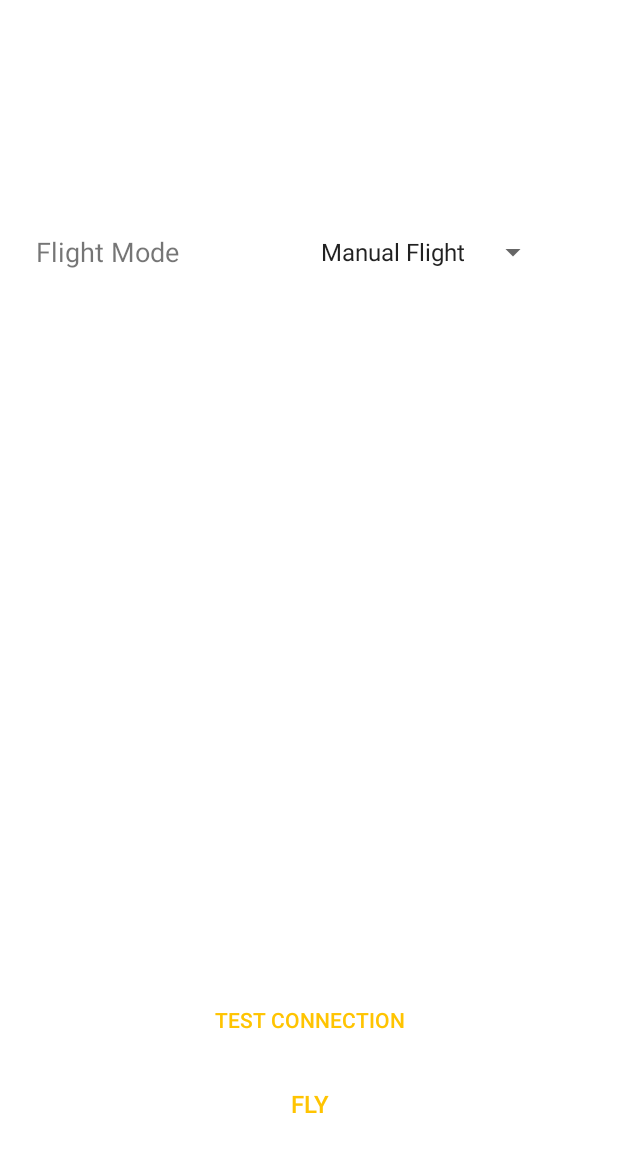
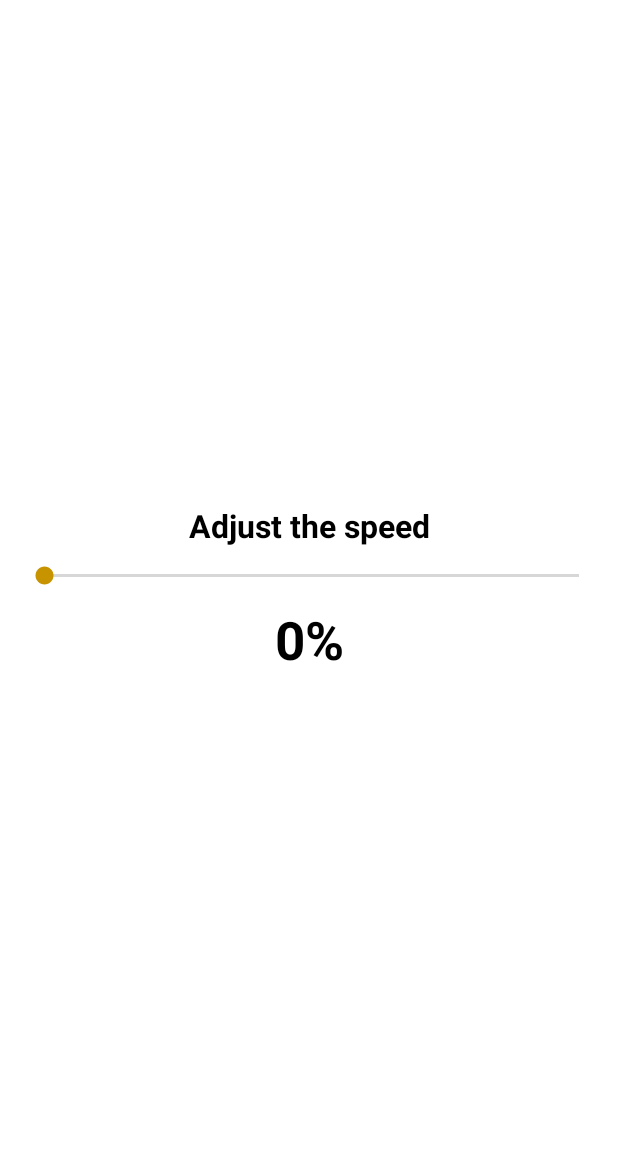
Before and after one commit to NtiyisoN/OpenDrone-FlightController, an Android app: the screen it shows after launch (MainActivity), in the side drawer, after a tap on "Fly", on a phone screen of 412 x 824 dp, the part 84-1236 px from its top. Run offline under Robolectric (Android 15) with nearby library versions, the phone set to English and light mode, and no system bars; our stand-ins replace Firebase (no records; nobody signed in at launch, a user with empty details on screens opened directly).

Commit message:
Implemented cool things to show on TdoT HTL Perg

```diff
--- a/OpenDrone-app/build.gradle
+++ b/OpenDrone-app/build.gradle
@@ -8,7 +8,7 @@ buildscript {
     }
     dependencies {
         classpath 'com.android.tools.build:gradle:3.2.0'
-
+        classpath 'com.google.gms:google-services:4.0.1'
 
         // NOTE: Do not place your application dependencies here; they belong
         // in the individual module build.gradle files
--- a/OpenDrone-app/mobile/build.gradle
+++ b/OpenDrone-app/mobile/build.gradle
@@ -5,6 +5,7 @@
  */
 
 apply plugin: 'com.android.application'
+apply plugin: 'com.google.gms.google-services'
 
 android {
     compileSdkVersion 28
@@ -43,4 +44,5 @@ dependencies {
     implementation 'com.squareup.picasso:picasso:2.71828'
     implementation 'org.osmdroid:osmdroid-android:6.0.2'
     implementation 'com.google.android.gms:play-services-location:16.0.0'
+    implementation 'com.google.firebase:firebase-database:16.0.4'
 }
--- a/OpenDrone-app/mobile/src/main/java/at/opendrone/opendrone/FlightPlaner.java
+++ b/OpenDrone-app/mobile/src/main/java/at/opendrone/opendrone/FlightPlaner.java
@@ -14,7 +14,13 @@ import android.content.Context;
 import android.content.DialogInterface;
 import android.content.SharedPreferences;
 import android.content.pm.PackageManager;
+import android.graphics.Bitmap;
+import android.graphics.BitmapFactory;
+import android.graphics.Canvas;
+import android.graphics.Color;
+import android.graphics.Paint;
 import android.graphics.Rect;
+import android.graphics.drawable.BitmapDrawable;
 import android.location.Location;
 import android.location.LocationListener;
 import android.location.LocationManager;
@@ -257,6 +263,10 @@ public class FlightPlaner extends Fragment{
         startMarker.setAnchor(Marker.ANCHOR_CENTER, Marker.ANCHOR_BOTTOM);
         startMarker.setEnableTextLabelsWhenNoImage(true);
 
+        BitmapDrawable drawable =writeOnDrawable(R.drawable.marker_background, markers.size()+"");
+        startMarker.setIcon(drawable);
+
+
         addListenersToMarker(startMarker);
 
 
@@ -265,6 +275,21 @@ public class FlightPlaner extends Fragment{
 
         addToLine(startMarker.getPosition());
         showFAB();
+    }
+
+    public BitmapDrawable writeOnDrawable(int drawableId, String text){
+
+        Bitmap bm = BitmapFactory.decodeResource(getResources(), drawableId).copy(Bitmap.Config.ARGB_8888, true);
+
+        Paint paint = new Paint();
+        paint.setStyle(Paint.Style.FILL);
+        paint.setColor(Color.BLACK);
+        paint.setTextSize(20);
+
+        Canvas canvas = new Canvas(bm);
+        canvas.drawText(text, 0, bm.getHeight()/2, paint);
+
+        return new BitmapDrawable(getResources(), bm);
     }
 
     private void drawLine(){
--- /dev/null
+++ b/OpenDrone-app/mobile/src/main/java/at/opendrone/opendrone/FlyManualFlight.java
@@ -0,0 +1,91 @@
+package at.opendrone.opendrone;
+
+
+import android.os.Bundle;
+import android.support.v4.app.Fragment;
+import android.util.Log;
+import android.view.LayoutInflater;
+import android.view.View;
+import android.view.ViewGroup;
+import android.widget.SeekBar;
+import android.widget.TextView;
+
+import com.google.firebase.database.DatabaseReference;
+import com.google.firebase.database.FirebaseDatabase;
+
+
+/**
+ * A simple {@link Fragment} subclass.
+ */
+public class FlyManualFlight extends Fragment {
+
+    private TextView percentageTxt;
+    private SeekBar percentageSeekBar;
+
+    private FirebaseDatabase db;
+    private DatabaseReference valueRef;
+
+    private int lastValue;
+
+    private static final String FB_SPEED_QUEUE = "speedQueue";
+
+    private View view;
+
+    public FlyManualFlight() {
+        // Required empty public constructor
+    }
+
+    private void findViews(){
+        percentageSeekBar = view.findViewById(R.id.sb_ChangeSpeed);
+        percentageTxt = view.findViewById(R.id.txtView_Percentage);
+
+        addListenerToSeekbar();
+    }
+
+    private void initFB(){
+        db = FirebaseDatabase.getInstance();
+        valueRef = db.getReference(FB_SPEED_QUEUE);
+    }
+
+    private void uploadValue(int value){
+        valueRef.child(System.currentTimeMillis()+"").setValue(value);
+    }
+
+    private void setPercentage(int value){
+        percentageTxt.setText(Math.round(value/(double)percentageSeekBar.getMax()*100)+"%");
+    }
+
+    private void addListenerToSeekbar(){
+        percentageSeekBar.setOnSeekBarChangeListener(new SeekBar.OnSeekBarChangeListener() {
+            @Override
+            public void onProgressChanged(SeekBar seekBar, int i, boolean b) {
+                uploadValue(i);
+                setPercentage(i);
+                lastValue = i;
+            }
+
+            @Override
+            public void onStartTrackingTouch(SeekBar seekBar) {
+                valueRef.setValue(null);
+            }
+
+            @Override
+            public void onStopTrackingTouch(SeekBar seekBar) {
+                Log.i("seeky", "end");
+            }
+        });
+    }
+
+    @Override
+    public View onCreateView(LayoutInflater inflater, ViewGroup container,
+                             Bundle savedInstanceState) {
+        // Inflate the layout for this fragment
+        view =  inflater.inflate(R.layout.fragment_fly_manual_flight, container, false);
+
+        initFB();
+        findViews();
+
+        return view;
+    }
+
+}
--- a/OpenDrone-app/mobile/src/main/java/at/opendrone/opendrone/MainActivity.java
+++ b/OpenDrone-app/mobile/src/main/java/at/opendrone/opendrone/MainActivity.java
@@ -108,7 +108,7 @@ public class MainActivity extends AppCompatActivity implements NavigationView.On
                 closeDrawer();
                 return true;
             case R.id.navItem_Drones:
-                Toast.makeText(getApplicationContext(), "Pressed Drones", Toast.LENGTH_SHORT).show();
+                //Toast.makeText(getApplicationContext(), "Pressed Drones", Toast.LENGTH_SHORT).show();
                 //initDroneSettingsFragment();
                 clearContainer();
                 initDroneRecyclerFragment();
@@ -116,13 +116,13 @@ public class MainActivity extends AppCompatActivity implements NavigationView.On
                 return true;
             case R.id.navItem_FlightPlanner:
                 clearContainer();
-                Toast.makeText(getApplicationContext(), "Pressed FlightPlanner", Toast.LENGTH_SHORT).show();
+                //Toast.makeText(getApplicationContext(), "Pressed FlightPlanner", Toast.LENGTH_SHORT).show();
                 initFlightplaner();
                 closeDrawer();
                 return true;
             case R.id.navItem_Fly:
                 clearContainer();
-                Toast.makeText(getApplicationContext(), "Pressed Fly", Toast.LENGTH_SHORT).show();
+                //Toast.makeText(getApplicationContext(), "Pressed Fly", Toast.LENGTH_SHORT).show();
                 initFlyStartFragment();
                 closeDrawer();
                 return true;
@@ -171,7 +171,8 @@ public class MainActivity extends AppCompatActivity implements NavigationView.On
     }
 
     private void initFlyStartFragment(){
-        FlyStart defFragment = new FlyStart();
+        //FlyStart defFragment = new FlyStart();
+        FlyManualFlight defFragment = new FlyManualFlight();
 
         FragmentTransaction ft  =fm.beginTransaction();
         ft.replace(R.id.frameLayout_FragmentContainer, defFragment);
--- /dev/null
+++ b/OpenDrone-app/mobile/src/main/res/layout/fragment_fly_manual_flight.xml
@@ -0,0 +1,42 @@
+<?xml version="1.0" encoding="utf-8"?>
+<RelativeLayout xmlns:android="http://schemas.android.com/apk/res/android"
+    xmlns:tools="http://schemas.android.com/tools"
+    android:layout_width="match_parent"
+    android:layout_height="match_parent"
+    xmlns:app="http://schemas.android.com/apk/res-auto"
+    tools:context=".FlyManualFlight">
+
+    <TextView
+        android:layout_width="match_parent"
+        android:layout_height="wrap_content"
+        android:text="@string/manual_flight_change_speed"
+        android:layout_above="@id/sb_ChangeSpeed"
+        android:textAlignment="center"
+        android:textSize="21sp"
+        android:textColor="@color/primaryTextColor"
+        android:textStyle="bold"/>
+
+    <SeekBar
+        android:id="@+id/sb_ChangeSpeed"
+        android:layout_width="match_parent"
+        android:layout_height="wrap_content"
+        android:layout_centerVertical="true"
+        android:layout_marginStart="10dp"
+        android:layout_marginTop="10dp"
+        android:layout_marginEnd="10dp"
+        android:layout_marginBottom="10dp"
+        android:max="1024"
+        android:progress="10" />
+
+    <TextView
+        android:id="@+id/txtView_Percentage"
+        android:layout_width="match_parent"
+        android:layout_height="wrap_content"
+        android:text="0%"
+        android:layout_below="@id/sb_ChangeSpeed"
+        android:textAlignment="center"
+        android:textSize="35sp"
+        android:textColor="@color/primaryTextColor"
+        android:textStyle="bold"/>
+
+</RelativeLayout>
--- a/OpenDrone-app/mobile/src/main/res/values/strings.xml
+++ b/OpenDrone-app/mobile/src/main/res/values/strings.xml
@@ -51,4 +51,5 @@
     <string name="alertDialog_Picture_Negative">Gallery</string>
     <string name="exception_sorry">Error</string>
     <string name="exception_no_location">Please enable the location in your phone\'s settings</string>
+    <string name="manual_flight_change_speed">Adjust the speed</string>
 </resources>
```
Also changed, not shown: OpenDrone-app/mobile/src/main/res/drawable/marker_background.png (added).
